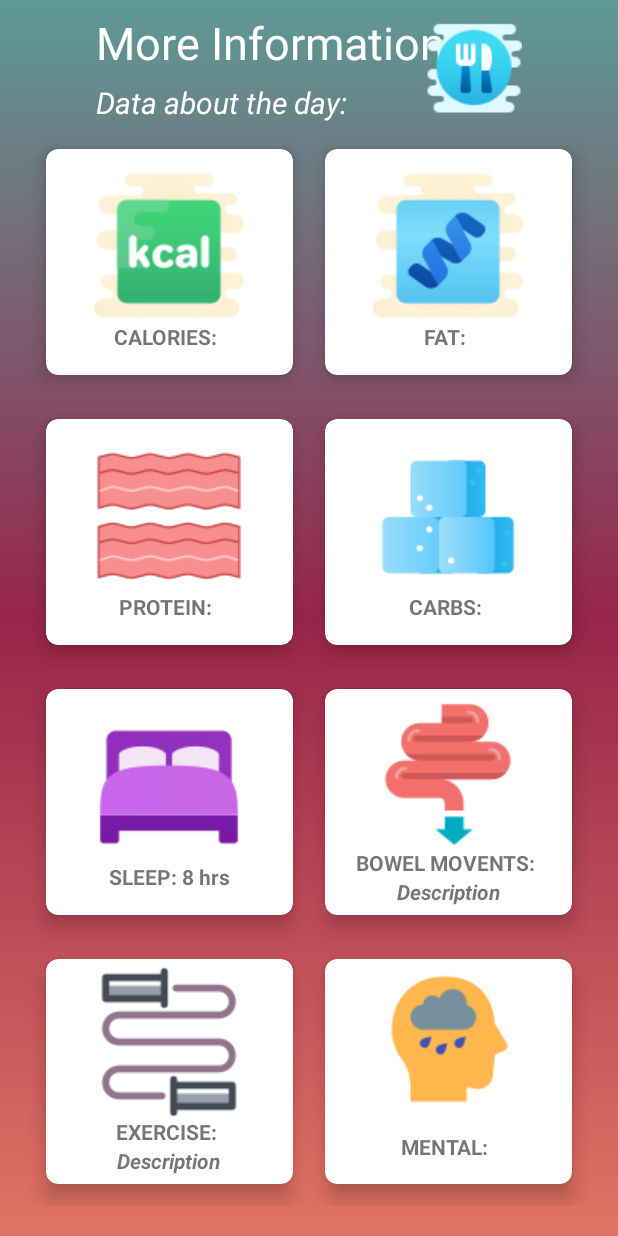
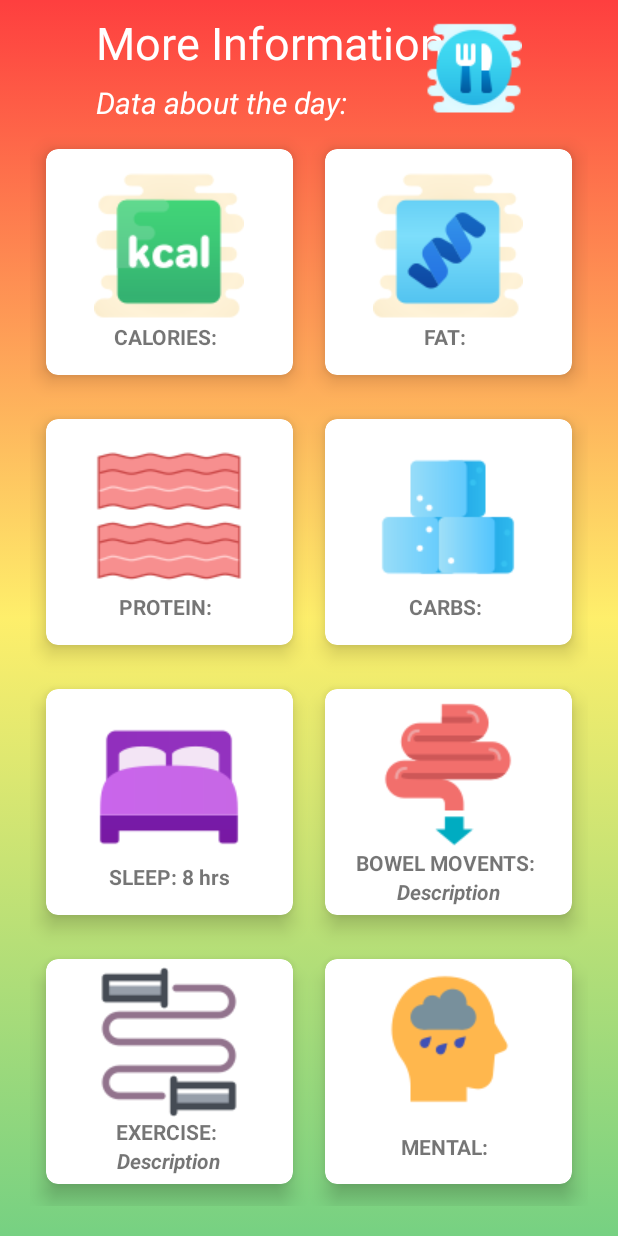
Before and after one commit to ViktorBusk/HealthApplication, an Android app: the MainActivity3 screen opened directly, with no data from a screen before it, on a phone screen of 412 x 824 dp. Run offline under Robolectric (Android 15) with nearby library versions, the phone set to English and light mode, and no system bars; 9 statements that could not run were skipped.

Commit message:
Added simple animation to MainActivity3

```diff
--- a/app/src/main/java/com/viktor/health/activities/MainActivity3.java
+++ b/app/src/main/java/com/viktor/health/activities/MainActivity3.java
@@ -3,9 +3,12 @@ package com.viktor.health.activities;
 import androidx.appcompat.app.AppCompatActivity;
 import androidx.core.content.ContextCompat;
 
+import android.graphics.drawable.AnimationDrawable;
 import android.os.Bundle;
 import android.util.Log;
+import android.view.animation.Animation;
 import android.widget.ImageView;
+import android.widget.RelativeLayout;
 import android.widget.TextView;
 
 import com.viktor.health.R;
@@ -18,7 +21,9 @@ public class MainActivity3 extends AppCompatActivity {
 
     public static DayData dayData;
 
+    public static RelativeLayout container;
     public static ImageView mealsViewImage; //TODO: should be clickable and display DayEatingData
+    public static AnimationDrawable anim;
 
     public static TextView caloriesTextView;
     public static TextView fatTextView;
@@ -43,17 +48,27 @@ public class MainActivity3 extends AppCompatActivity {
     protected void onResume() {
         super.onResume();
         loadDayInformation();
+        animationOnResume();
+    }
+
+    @Override
+    protected void onPause(){
+        super.onPause();
+        animationOnPause();
     }
 
     private void init()
     {
         initViews();
+        initAnimation();
     }
 
     private void initViews()
     {
-        //ImageView
+        //Containers
+        container = (RelativeLayout) findViewById(R.id.containerActivity3);
         mealsViewImage = (ImageView) findViewById(R.id.mealsImageView);
+
         //TextViews
         caloriesTextView = (TextView) findViewById(R.id.caloriesTextView);
         fatTextView = (TextView) findViewById(R.id.fatTextView);
@@ -66,6 +81,24 @@ public class MainActivity3 extends AppCompatActivity {
         //Descriptions
         bowelMovementsTextViewDescription = (TextView) findViewById(R.id.bowelMovementsTextViewDescription);
         exerciseTextViewDescription = (TextView) findViewById(R.id.exerciseTextViewDescription);
+    }
+
+    private void initAnimation()
+    {
+        anim = (AnimationDrawable) container.getBackground();
+        anim.setEnterFadeDuration(6000);
+        anim.setExitFadeDuration(2000);
+    }
+
+    private void animationOnResume()
+    {
+        if (anim != null && !anim.isRunning())
+            anim.start();
+    }
+
+    private void animationOnPause(){
+        if (anim != null && anim.isRunning())
+            anim.stop();
     }
 
     private void loadDayInformation()
--- /dev/null
+++ b/app/src/main/res/drawable/animation_list.xml
@@ -0,0 +1,9 @@
+<?xml version="1.0" encoding="utf-8"?>
+<animation-list xmlns:android="http://schemas.android.com/apk/res/android">
+    <item
+        android:drawable="@drawable/gradient"
+        android:duration="10000" />
+    <item
+        android:drawable="@drawable/gradient2"
+        android:duration="10000" />
+</animation-list>
--- a/app/src/main/res/layout/activity_main3.xml
+++ b/app/src/main/res/layout/activity_main3.xml
@@ -1,10 +1,11 @@
 <?xml version="1.0" encoding="utf-8"?>
 <RelativeLayout xmlns:android="http://schemas.android.com/apk/res/android"
+    android:id="@+id/containerActivity3"
     xmlns:app="http://schemas.android.com/apk/res-auto"
     xmlns:tools="http://schemas.android.com/tools"
     android:layout_width="match_parent"
     android:layout_height="match_parent"
-    android:background="@drawable/gradient2"
+    android:background="@drawable/animation_list"
     tools:context=".activities.MainActivity">
 
     <androidx.appcompat.widget.LinearLayoutCompat
--- a/app/src/main/res/values/colors.xml
+++ b/app/src/main/res/values/colors.xml
@@ -4,9 +4,11 @@
     <color name="colorPrimary">#98254B</color>
     <color name="colorPrimaryDark">#5D9A97</color>
     <color name="colorAccent">#E17364</color>
+    <color name="white">#FFFFFF</color>
 
     <!--Gradient colors-->
     <color name="startColor">#BF4AC35A</color>
     <color name="centerColor">#BFFFEB3B</color>
     <color name="endColor">#BFFF0000</color>
+
 </resources>
```
